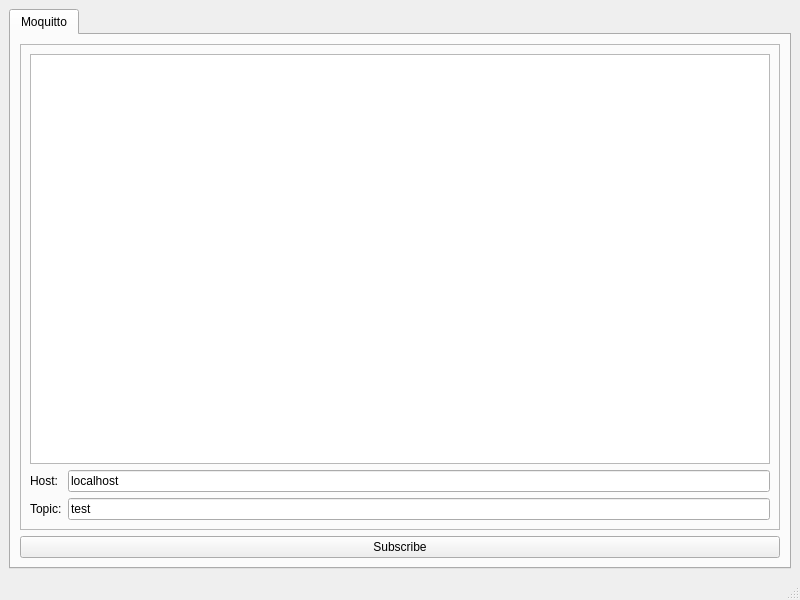
phetaduck/XLSSave, file xlssave.ui: the form before one commit.
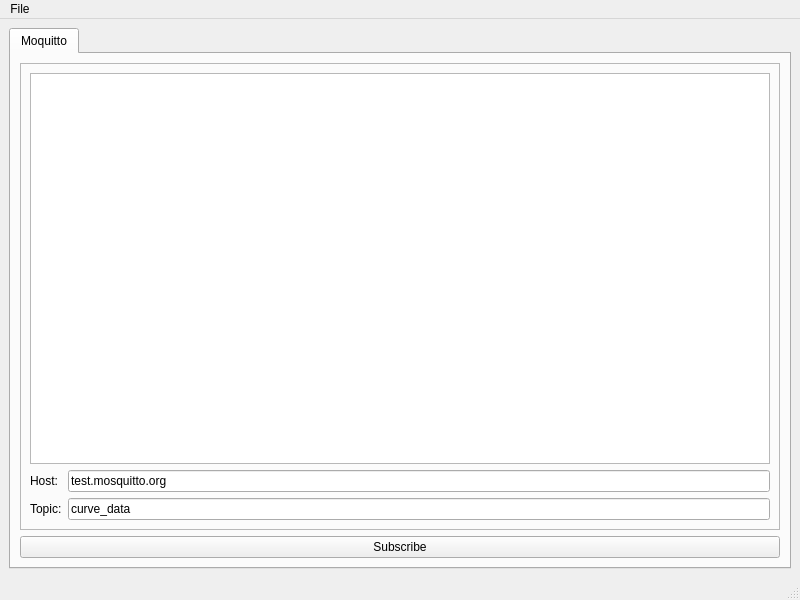
The form after the commit.

```diff
--- a/xlssave.ui
+++ b/xlssave.ui
@@ -37,14 +37,14 @@
            <item row="1" column="1">
             <widget class="QLineEdit" name="leHost">
              <property name="text">
-              <string>localhost</string>
+              <string>test.mosquitto.org</string>
              </property>
             </widget>
            </item>
            <item row="2" column="1">
             <widget class="QLineEdit" name="leTopic">
              <property name="text">
-              <string>test</string>
+              <string>curve_data</string>
              </property>
             </widget>
            </item>
@@ -87,9 +87,18 @@
      <x>0</x>
      <y>0</y>
      <width>800</width>
-     <height>22</height>
+     <height>21</height>
     </rect>
    </property>
+   <widget class="QMenu" name="menuFile">
+    <property name="title">
+     <string>File</string>
+    </property>
+    <addaction name="actionExport_As"/>
+    <addaction name="separator"/>
+    <addaction name="actionExit"/>
+   </widget>
+   <addaction name="menuFile"/>
   </widget>
   <widget class="QStatusBar" name="statusbar"/>
  </widget>
```
Left out of the diff: 16 changed lines with no effect on the pictures.
